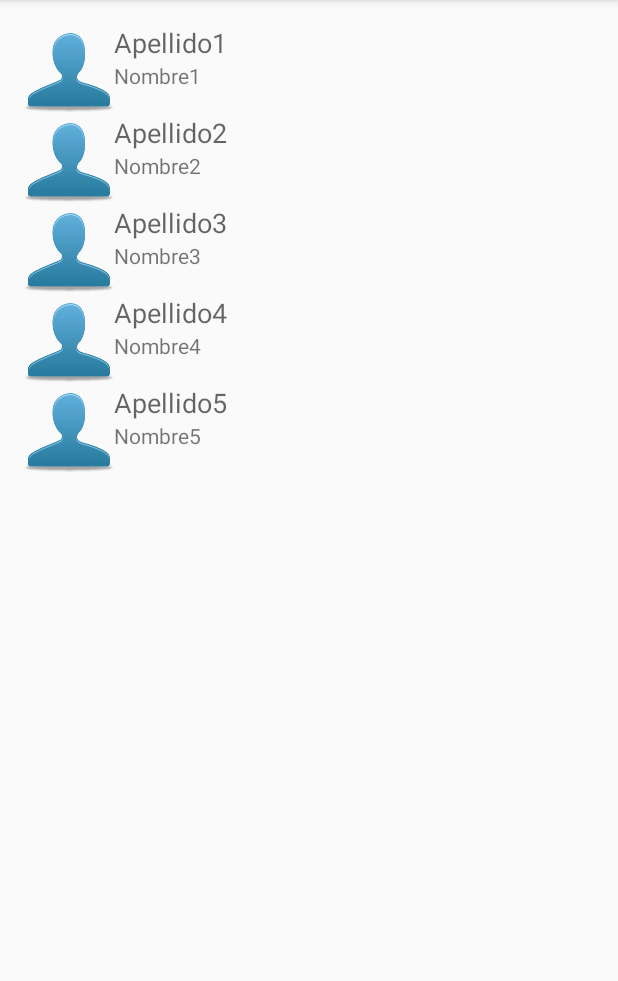
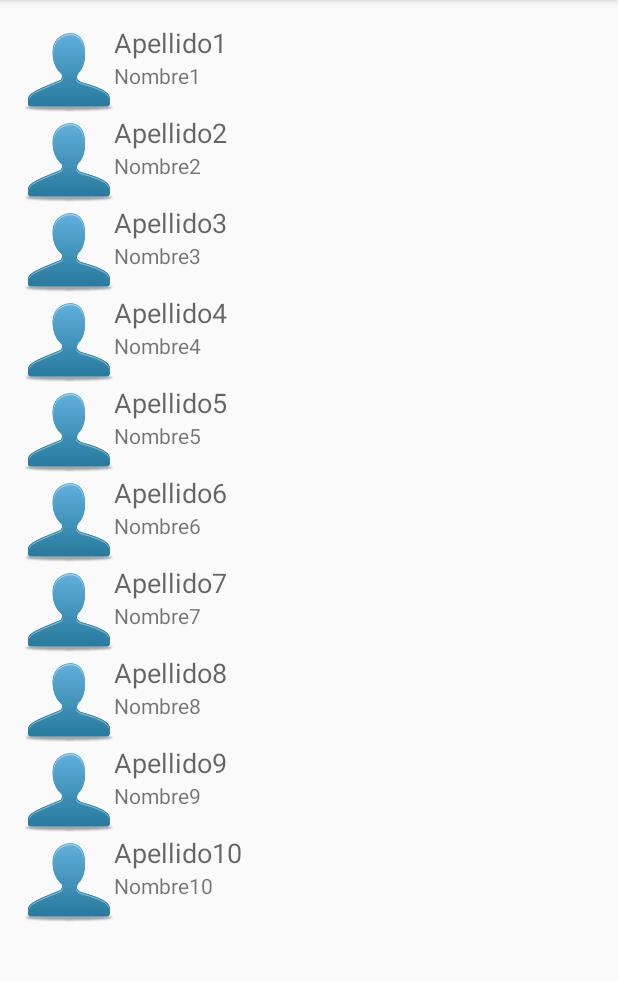
Before and after one commit to 91franco/android, an Android app: the screen it shows after launch (MainActivity), on a phone screen of 412 x 824 dp, the part 84-1065 px from its top. Run offline under Robolectric (Android 15) with nearby library versions, the phone set to English and light mode, and no system bars.

Commit message:
modificacion clase 04

```diff
--- a/Clase_04/app/src/main/java/com/example/alumno/clase04/MainActivity.java
+++ b/Clase_04/app/src/main/java/com/example/alumno/clase04/MainActivity.java
@@ -20,8 +20,13 @@ public class MainActivity extends AppCompatActivity {
         personas.add((new Persona ("Nombre1","Apellido1")));
         personas.add((new Persona ("Nombre2","Apellido2")));
         personas.add((new Persona ("Nombre3","Apellido3")));
-        personas.add((new Persona ("Nombre4","Apellido4")));
-        personas.add((new Persona ("Nombre5","Apellido5")));
+        personas.add((new Persona("Nombre4", "Apellido4")));
+        personas.add((new Persona("Nombre5", "Apellido5")));
+        personas.add((new Persona ("Nombre6","Apellido6")));
+        personas.add((new Persona ("Nombre7","Apellido7")));
+        personas.add((new Persona ("Nombre8","Apellido8")));
+        personas.add((new Persona ("Nombre9","Apellido9")));
+        personas.add((new Persona("Nombre10", "Apellido10")));
 
         RecyclerView rv = (RecyclerView) findViewById(R.id.rvPersona);
         MiAdapter miAdapter = new MiAdapter(personas);
--- a/Clase_04/app/src/main/res/layout/activity_main.xml
+++ b/Clase_04/app/src/main/res/layout/activity_main.xml
@@ -9,9 +9,10 @@
     android:paddingTop="@dimen/activity_vertical_margin"
     tools:context="com.example.alumno.clase04.MainActivity">
     <android.support.v7.widget.RecyclerView
-        android:layout_width="wrap_content"
+        android:layout_width="match_parent"
         android:layout_height="wrap_content"
-        android:id="@+id/rvPersona">
+        android:id="@+id/rvPersona"
+        android:scrollbars="vertical">
 
     </android.support.v7.widget.RecyclerView>
 
```
